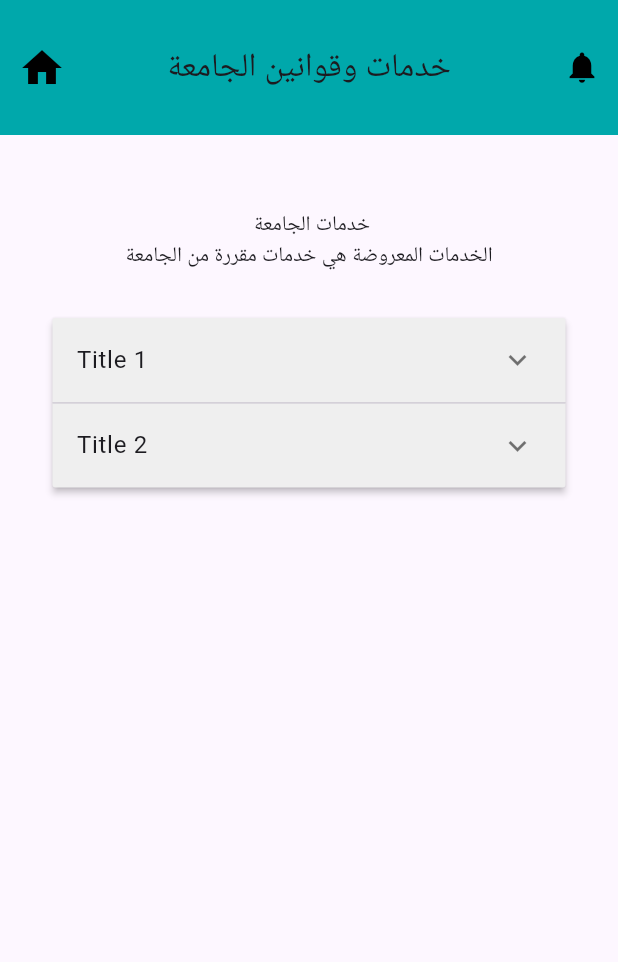
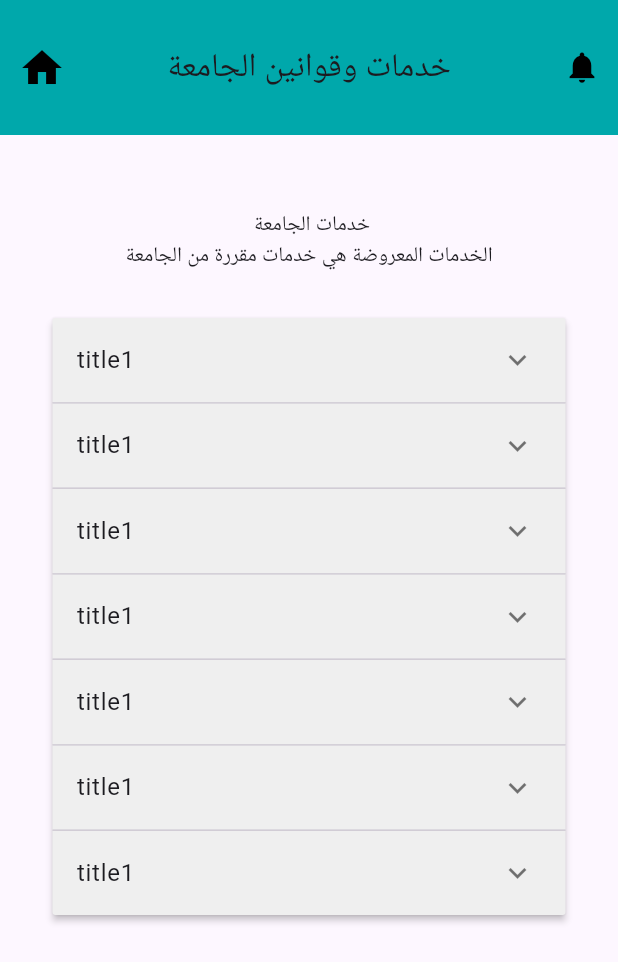
Before and after one commit to jouryABDULLAH/gpa, a Flutter app: the rulesPage screen opened directly, on a phone screen of 412 x 824 dp. Shown: the top 962 px of the screen. Run offline on Flutter 3.47's test engine with Material 3 defaults, Android fonts, the phone set to English and light mode, and no system bars; our stand-ins replace cloud_firestore, firebase_auth, firebase_core, get, google_fonts, shared_preferences; missing offline and left inert: cr_calendar; accounts and stored records are empty.

Commit message:
add rules.dart  page for rules data

```diff
--- a/lib/presentation/Servecis/rules/model/rules.dart
+++ b/lib/presentation/Servecis/rules/model/rules.dart
@@ -1,16 +1,25 @@
 class Rule {
   final String title;
   final String description;
-  final String videoLink;
+  final String steps;
+  bool isExpanded;
 
   Rule({
     required this.title,
     required this.description,
-    required this.videoLink,
+    required this.steps,
+    this.isExpanded = false,
   });
 
-  @override
-  String toString() {
-    return "$title $description $videoLink";
+  static List<Rule> fetchAll() {
+    return [
+      Rule(title: 'title1', description: 'description1', steps: 'steps1'),
+      Rule(title: 'title1', description: 'description1', steps: 'steps1'),
+      Rule(title: 'title1', description: 'description1', steps: 'steps1'),
+      Rule(title: 'title1', description: 'description1', steps: 'steps1'),
+      Rule(title: 'title1', description: 'description1', steps: 'steps1'),
+      Rule(title: 'title1', description: 'description1', steps: 'steps1'),
+      Rule(title: 'title1', description: 'description1', steps: 'steps1'),
+    ];
   }
 }
--- a/lib/presentation/Servecis/rules/rules_page.dart
+++ b/lib/presentation/Servecis/rules/rules_page.dart
@@ -2,7 +2,7 @@ import 'package:flutter/material.dart';
 import 'package:get/get.dart';
 import 'package:gpa/presentation/home/home_screen.dart';
 import 'package:gpa/presentation/resources/color_manager.dart';
-import 'package:url_launcher/url_launcher.dart';
+import 'package:gpa/presentation/Servecis/rules/model/rules.dart';
 
 // ignore: camel_case_types
 class rulesPage extends StatefulWidget {
@@ -64,49 +64,39 @@ class _rulesPageState extends State<rulesPage> {
 
 // stores ExpansionPanel state information
 
-class Rule {
-  Rule({
-    required this.title,
-    required this.description,
-    required this.videoLink,
-    this.isExpanded = false,
-  });
+// class Rule {
+//   Rule({
+//     required this.title,
+//     required this.description,
+//     required this.videoLink,
+//     this.isExpanded = false,
+//   });
 
-  final String title;
-  final String description;
-  final String videoLink;
-  bool isExpanded;
-}
+//   final String title;
+//   final String description;
+//   final String videoLink;
+//   bool isExpanded;
+// }
 
-final List<Rule> rules = [
-  Rule(
-    title: 'Title 1',
-    description: 'Description 1',
-    videoLink: 'Video Link 1',
-  ),
-  Rule(
-    title: 'Title 2',
-    description: 'Description 2',
-    videoLink: 'Video Link 2',
-  ),
-  // Add more rules as needed
-];
+// final List<Rule> rules = [
+//   Rule(
+//     title: 'Title 1',
+//     description: 'Description 1',
+//     videoLink: 'Video Link 1',
+//   ),
+//   Rule(
+//     title: 'Title 2',
+//     description: 'Description 2',
+//     videoLink: 'Video Link 2',
+//   ),
+//   // Add more rules as needed
+// ];
 
-List<Rule> academicRules() {
-  return List<Rule>.from(rules);
-}
+final rules = Rule.fetchAll();
 
-class Item {
-  Item({
-    required this.expandedValue,
-    required this.headerValue,
-    this.isExpanded = false,
-  });
-
-  String expandedValue;
-  String headerValue;
-  bool isExpanded;
-}
+// List<Rule> academicRules() {
+//   return List<Rule>.from(rules);
+// }
 
 // List<Item> generateItems(int numberOfItems) {
 //   return List<Item>.generate(numberOfItems, (int index) {
@@ -125,7 +115,7 @@ class RulesList extends StatefulWidget {
 }
 
 class _RulesListState extends State<RulesList> {
-  final List<Rule> _data = academicRules();
+  final List<Rule> _data = rules;
 
   @override
   Widget build(BuildContext context) {
@@ -176,7 +166,8 @@ class _RulesListState extends State<RulesList> {
                     ],
                   ),
                   onTap: () {
-                    print(rule.videoLink);
+                    // ignore: avoid_print
+                    print(rule.steps);
                     // setState(() {
                     //   // show the video on youtube
                     //   _data.removeWhere(
```
